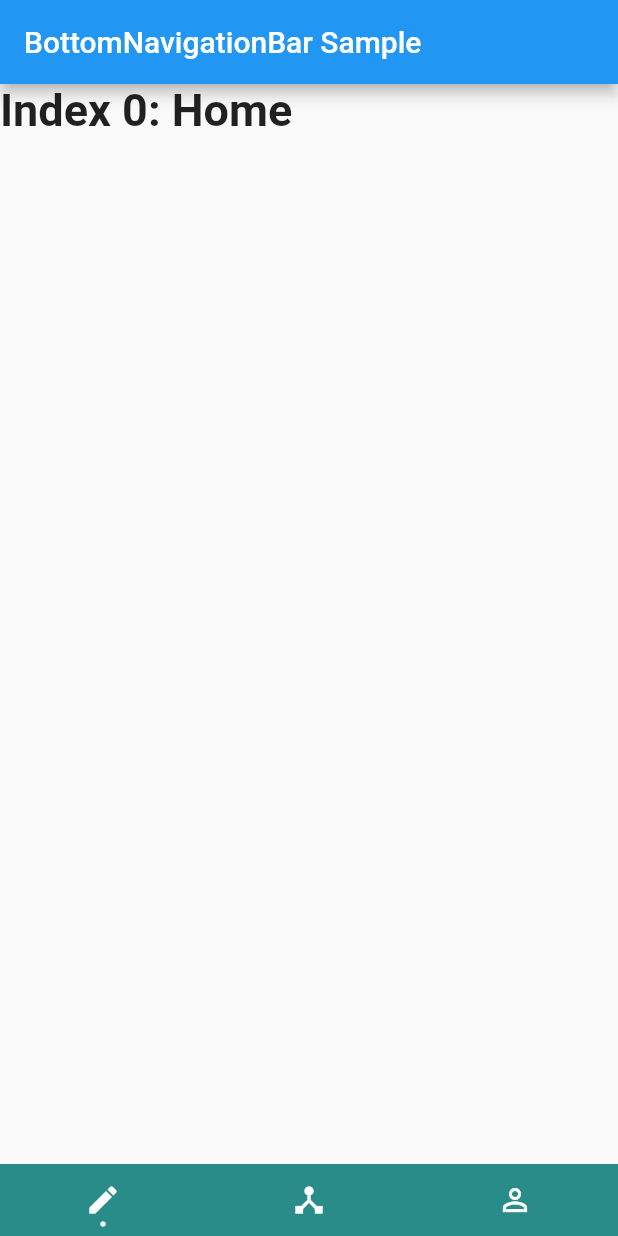
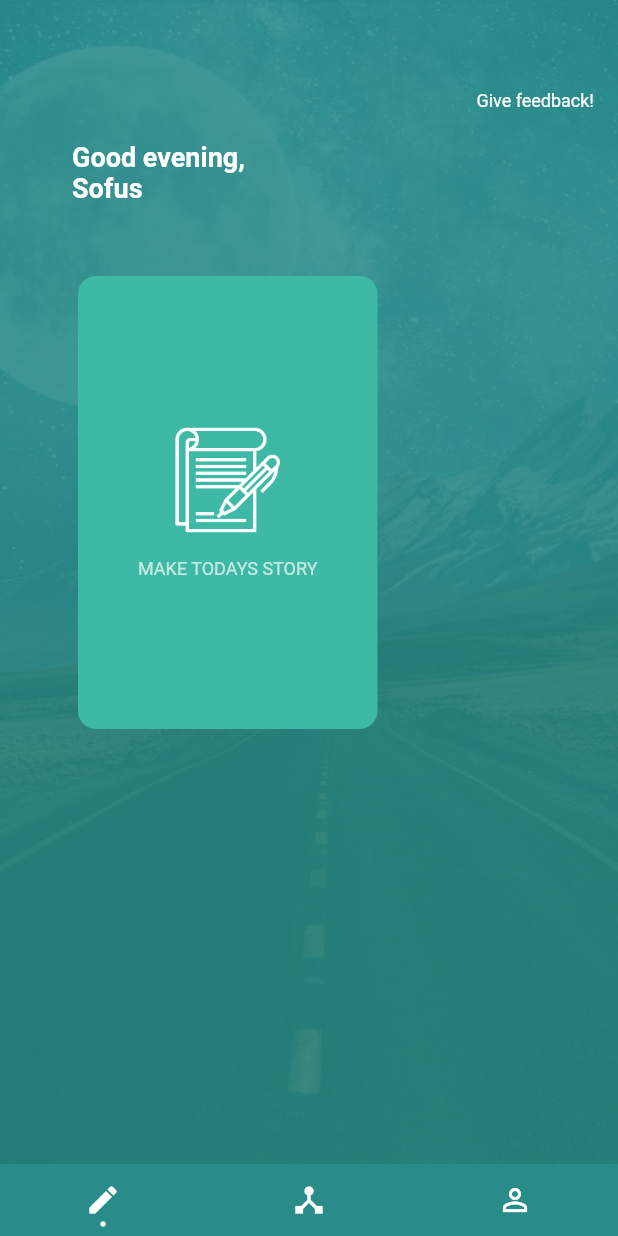
Before and after one commit to playerthong/flutter-profile, a Flutter app: the screen it shows after launch, on a phone screen of 412 x 824 dp. Run offline on Flutter 3.47's test engine with Material 2 defaults, Android fonts, the phone set to English and light mode, and no system bars.

Commit message:
Update background and finish story screen

```diff
--- /dev/null
+++ b/flutter_profile/lib/l10n/intl_en.arb
@@ -0,0 +1,13 @@
+{
+
+  "story_give_feedback": "Give feedback!",
+  "story_good_evening_sofus": "Good evening,\nSofus",
+  "story_make_today_story": "MAKE TODAYS STORY",
+
+  "profile": "PROFILE",
+  "profile_journible": "JOURNIBLE",
+  "profile_join_journible_premium": "Join Journible Premium",
+  "profile_share_with_a_teammate": "Share with a teammate",
+  "profile_rate_journible_5_stars": "Rate journible 5-stars",
+  "profile_get_in_touch": "Get in touch"
+}
--- a/flutter_profile/lib/main.dart
+++ b/flutter_profile/lib/main.dart
@@ -10,7 +10,11 @@
 // bar items. The first one is selected.](https://flutter.github.io/assets-for-api-docs/assets/material/bottom_navigation_bar.png)
 
 import 'package:flutter/material.dart';
+import 'package:flutter_localizations/flutter_localizations.dart';
 import 'package:flutterprofile/resource/app_colors.dart';
+
+import 'generated/l10n.dart';
+import 'screens/story_screen.dart';
 
 void main() => runApp(MyApp());
 
@@ -22,6 +26,11 @@ class MyApp extends StatelessWidget {
   Widget build(BuildContext context) {
     return MaterialApp(
       title: _title,
+      localizationsDelegates: [
+        GlobalMaterialLocalizations.delegate,
+        S.delegate,
+      ],
+      supportedLocales: S.delegate.supportedLocales,
       home: MyStatefulWidget(),
     );
   }
@@ -90,18 +99,28 @@ class _MyStatefulWidgetState extends State<MyStatefulWidget> with SingleTickerPr
   @override
   Widget build(BuildContext context) {
     return Scaffold(
-      appBar: AppBar(
-        title: const Text('BottomNavigationBar Sample'),
-      ),
+//      appBar: AppBar(
+//        title: const Text('BottomNavigationBar Sample'),
+//      ),
       body: Center(
 //        child: _widgetOptions.elementAt(_selectedIndex),
-        child: TabBarView(
+        child: Stack(
+          children: <Widget>[
+            Image.asset(
+              'assets/back_ground.jpg',
+              fit: BoxFit.cover,
+              width: MediaQuery.of(context).size.width,
+              height: MediaQuery.of(context).size.height,
+            ),
+            Container(
+              color: AppColors.OVERLAY_BACKGROUND_COLOR,
+              width: MediaQuery.of(context).size.width,
+              height: MediaQuery.of(context).size.height,
+            ),
+            TabBarView(
               controller: _tabController,
               children: <Widget>[
-            Text(
-              'Index 0: Home',
-              style: optionStyle,
-            ),
+                StoryScreen(),
                 Text(
                   'Index 1: Home',
                   style: optionStyle,
@@ -112,6 +131,9 @@ class _MyStatefulWidgetState extends State<MyStatefulWidget> with SingleTickerPr
                 ),
               ],
             ),
+          ],
+        )
+
       ),
       bottomNavigationBar: Container(
         height: 48,
--- a/flutter_profile/lib/resource/app_colors.dart
+++ b/flutter_profile/lib/resource/app_colors.dart
@@ -2,4 +2,7 @@ import 'package:flutter/material.dart';
 
 class AppColors {
   static const Color PRIMARY_COLOR = Color(0xFF298c88);
+  static const Color SECOND_COLOR = Color(0xFF3db9a5);
+  static const Color OVERLAY_BACKGROUND_COLOR = Color(0xE0298c88);
+  static const Color TRANSPARENT_BACKGROUND_COLOR = Color(0x00000000);
 }
--- /dev/null
+++ b/flutter_profile/lib/screens/base_screen.dart
@@ -0,0 +1,13 @@
+import 'package:flutter/material.dart';
+
+
+abstract class BaseScreen extends StatefulWidget {
+  BaseScreen({Key key}) : super(key: key);
+}
+
+abstract class BaseState<T extends BaseScreen> extends State<T> {
+  EdgeInsetsGeometry marginLeftRight = EdgeInsets.only(
+    left: 16,
+    right: 16,
+  );
+}
--- /dev/null
+++ b/flutter_profile/lib/screens/story_screen.dart
@@ -0,0 +1,86 @@
+import 'package:flutter/material.dart';
+import 'package:flutterprofile/generated/l10n.dart';
+import 'package:flutterprofile/resource/app_colors.dart';
+
+
+import 'base_screen.dart';
+
+class StoryScreen extends BaseScreen {
+
+  @override
+  StoryState createState() {
+    return StoryState();
+  }
+
+}
+
+class StoryState extends BaseState<StoryScreen> {
+
+  @override
+  void initState() {
+    super.initState();
+
+  }
+
+  @override
+  Widget build(BuildContext context) {
+    return Scaffold(
+      backgroundColor: AppColors.TRANSPARENT_BACKGROUND_COLOR,
+      body: Center(
+        child:Container(
+          child: Column(
+            children: <Widget>[
+              Row(
+                mainAxisAlignment: MainAxisAlignment.end,
+                children: <Widget>[
+                  Container(
+                      margin: new EdgeInsets.only(top: 60.0,right: 16),
+                      child: Text(S.of(context).story_give_feedback,style: TextStyle(color: Colors.white, fontSize: 12.0,),)
+                  )
+                ],
+              ),
+              Row(
+                mainAxisAlignment: MainAxisAlignment.start,
+                children: <Widget>[
+                  Container(
+                      margin: new EdgeInsets.only(top: 20.0,left: 48),
+                      child: Text(S.of(context).story_good_evening_sofus,style: TextStyle(color: Colors.white,fontWeight: FontWeight.bold, fontSize: 18.0),)
+                  )
+                ],
+              ),
+              Row(
+                mainAxisAlignment: MainAxisAlignment.start,
+                children: <Widget>[
+                  Container(
+                    padding: new EdgeInsets.symmetric(horizontal: 40,vertical: 100),
+                    margin: new EdgeInsets.symmetric(horizontal: 52,vertical: 48),
+                    decoration: BoxDecoration(
+                        color: AppColors.SECOND_COLOR,
+                        shape: BoxShape.rectangle,
+                        borderRadius: BorderRadius.only(
+                            topLeft: Radius.circular(12.0),
+                            topRight: Radius.circular(12.0),
+                            bottomLeft:Radius.circular(12.0) ,
+                            bottomRight: Radius.circular(12.0))),
+                    child: Column(
+                      children: <Widget>[
+                        Image.asset(
+                          'assets/paper.png',
+                          fit: BoxFit.cover,
+                          width: 72,
+                          height: 72,
+                        ),
+                        SizedBox(height: 16),
+                        Text(S.of(context).story_make_today_story,style: TextStyle(color: Colors.white70, fontSize: 12.0,))
+                      ],
+                    ),
+                  )
+                ],
+              )
+            ],
+          ),
+        )
+      ),
+    );
+  }
+}
```
Also changed, not shown: flutter_profile/lib/screens/profile_screen.dart (added, +86 -0 lines), flutter_profile/pubspec.yaml (+7 -3 lines), flutter_profile/assets/back_ground.jpg (added), flutter_profile/assets/paper.png (added), flutter_profile/lib/generated/intl/messages_all.dart (added), flutter_profile/lib/generated/intl/messages_en.dart (added), flutter_profile/lib/generated/l10n.dart (added), flutter_profile/pubspec.lock. Lines whose indentation alone changed are shown as unchanged.
